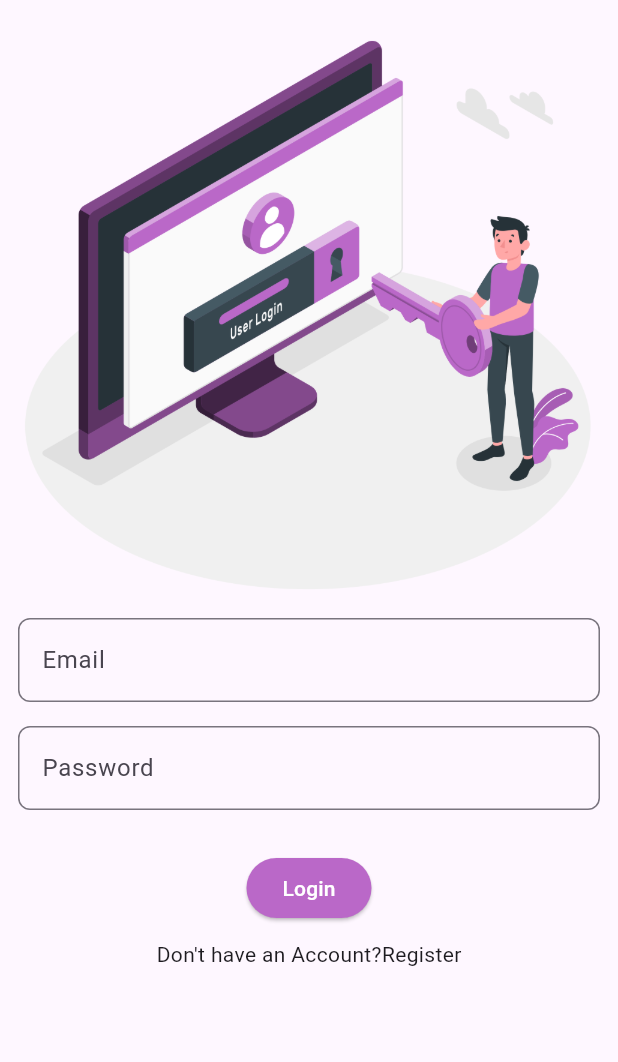
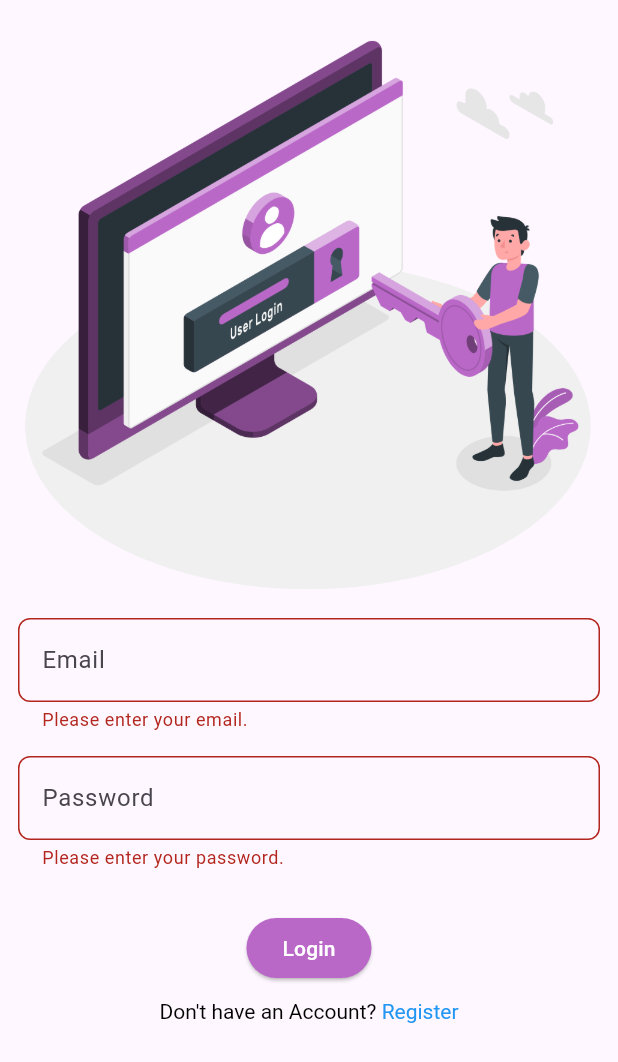
Before and after one commit to Sampath-GM/todoapp_flutter, a Flutter app: the Loginpage screen opened directly, after a tap on "Login", on a phone screen of 412 x 824 dp. Shown: the top 1062 px of the screen. Run offline on Flutter 3.47's test engine with Material 3 defaults, Android fonts, the phone set to English and light mode, and no system bars; our stand-ins replace shared_preferences; accounts and stored records are empty.

Commit message:
login verification

```diff
--- a/lib/main.dart
+++ b/lib/main.dart
@@ -14,8 +14,7 @@ class MyApp extends StatelessWidget {
     return MaterialApp(
       debugShowCheckedModeBanner: false,
       theme: ThemeData.light(),
-      home:
-       RegisterPage(),
+      home:RegisterPage(),
     );
   }
 }
--- a/lib/pages/loginpage.dart
+++ b/lib/pages/loginpage.dart
@@ -1,26 +1,72 @@
 import 'dart:convert';
 import 'package:flutter/material.dart';
+import 'package:shared_preferences/shared_preferences.dart';
 import 'package:todoapp/pages/HomePage.dart';
 import 'package:http/http.dart' as http;
 
 class Loginpage extends StatefulWidget {
-   const Loginpage({super.key});
+  const Loginpage({super.key});
 
   @override
   State<Loginpage> createState() => _LoginpageState();
 }
 
 class _LoginpageState extends State<Loginpage> {
-  final TextEditingController emailediter = TextEditingController();
-  final TextEditingController passwordediter = TextEditingController();
+  final TextEditingController _emailediter = TextEditingController();
+  final TextEditingController _passwordediter = TextEditingController();
+  bool _isNotValidated = false;
+  late SharedPreferences _preferences;
+  String _loginError = '';
 
-  bool _isNotValidate = false;
+  @override
+  void initState() {
+    super.initState();
+    _initSharedPref();
+  }
 
+  Future<void> _initSharedPref() async {
+    _preferences = await SharedPreferences.getInstance();
+  }
+  Future<void> _loginUser() async {
+    if (_emailediter.text.isNotEmpty && _passwordediter.text.isNotEmpty) {
+      final String url = Uri.parse("http://192.168.151.216:3009/user/login").toString();
+      final Map<String, String> reqBody = {
+        "email": _emailediter.text,
+        "password": _passwordediter.text,
+      };
+
+      final http.Response response = await http.post(
+        Uri.parse(url),
+        headers: {"Content-Type": "application/json"},
+        body: jsonEncode(reqBody),
+      );
+
+      if (response.statusCode == 200) {
+        final Map<String, dynamic> jsonResponse = jsonDecode(response.body);
+        if (jsonResponse['status'] as bool) { // Type cast for clarity
+          final String myToken = jsonResponse['token'];
+          await _preferences.setString('token', myToken);
+          Navigator.push(
+              context, MaterialPageRoute(builder: (context) => Homepage(token: myToken)));
+        } else {
+          setState(() {
+            _loginError = "Invalid login credentials."; // Set error message
+          });
+        }
+      } else {
+        _isNotValidated = true;
+        print("Error: ${response.statusCode}");
+      }
+    } else {
+      setState(() {
+        _isNotValidated = true;
+      });
+    }
+  }
 
   @override
   Widget build(BuildContext context) {
-
-    return  Scaffold(
+    return Scaffold(
       body: SafeArea(
         child: SingleChildScrollView(
           child: Padding(
@@ -33,56 +79,69 @@ class _LoginpageState extends State<Loginpage> {
                   'assets/images/Login.png',
                   height: 400,
                 ),
-                 Padding(
+                Padding(
                   padding: const EdgeInsets.all(8.0),
                   child: TextField(
-                    controller: emailediter,
+                    controller: _emailediter,
                     decoration: InputDecoration(
                       hintText: 'Email',
                       border: const OutlineInputBorder(
-                        borderRadius: BorderRadius.all(
-                          Radius.circular(8.0))),
-                          errorText: _isNotValidate?"Please Enter email":null
+                        borderRadius: BorderRadius.all(Radius.circular(8.0)),
+                      ),
+                      errorText: _isNotValidated ? "Please enter your email." : null,
                     ),
                   ),
                 ),
-               Padding(
-                  padding: EdgeInsets.all(8.0),
+                Padding(
+                  padding: const EdgeInsets.all(8.0),
                   child: TextField(
-                    controller: passwordediter,
+                    controller: _passwordediter,
+                    obscureText: true, // Hide password input
                     decoration: InputDecoration(
                       hintText: 'Password',
                       border: const OutlineInputBorder(
-                        borderRadius: BorderRadius.all(
-                          Radius.circular(8.0))),
-                          errorText: _isNotValidate?"Please Enter password":null
+                        borderRadius: BorderRadius.all(Radius.circular(8.0)),
+                      ),
+                      errorText: _isNotValidated ? "Please enter your password." : null,
+                    ),
+                  ),
+                ),
+                if (_loginError.isNotEmpty) // Conditionally display error text
+                  Text(
+                    _loginError,
+                    style: TextStyle(color: Colors.red),
+                  ),
+                const SizedBox(height: 20),
+                ElevatedButton(
+                  onPressed: _loginUser,
+                  style: ElevatedButton.styleFrom(
+                    backgroundColor: Colors.purple[300],
+                  ),
+                  child: const Text(
+                    "Login",
+                    style: TextStyle(
+                      color: Colors.white,
+                    ),
+                  ),
+                ),
+                const SizedBox(height: 10),
+                 InkWell(
+                  child: RichText(
+                    text: const TextSpan(
+                      text: "Don't have an Account? ",
+                      style: TextStyle(
+                        color: Colors.black,
+                      ),
+                      children: [
+                        TextSpan(
+                          text: "Register",
+                          style: TextStyle(
+                            color: Colors.blue
+                          )
+                        )
+                      ]
                     ),
 
-                  ),
-                ),
-               const SizedBox(height: 20,),
-
-                     ElevatedButton(onPressed: (){
-                      // registerUser();
-                     },
-                     style: ElevatedButton.styleFrom(
-                      backgroundColor: Colors.purple[300]
-                     ),
-
-                    child: const Text("Login",
-                      style: TextStyle(
-                        color: Colors.white
-                      ),
-                    )),
-
-
-                 const SizedBox(height: 10,),
-                    //forgot password
-               const InkWell(
-                  child: Text(
-                    "Don't have an Account?Register",
-                    style: TextStyle(
-                    ),
                   ),
                 ),
               ],
--- a/pubspec.yaml
+++ b/pubspec.yaml
@@ -37,6 +37,8 @@ dependencies:
   cupertino_icons: ^1.0.6
   url_launcher: ^6.2.6
   http: ^1.2.1
+  shared_preferences: ^2.2.3
+  jwt_decoder: ^2.0.1
 
 dev_dependencies:
   flutter_test:
```
Also changed, not shown: lib/pages/HomePage.dart (+26 -3 lines), lib/pages/registerpage.dart (+36 -12 lines), assets/images/todoapp.png (added), pubspec.lock, 10 other files.
